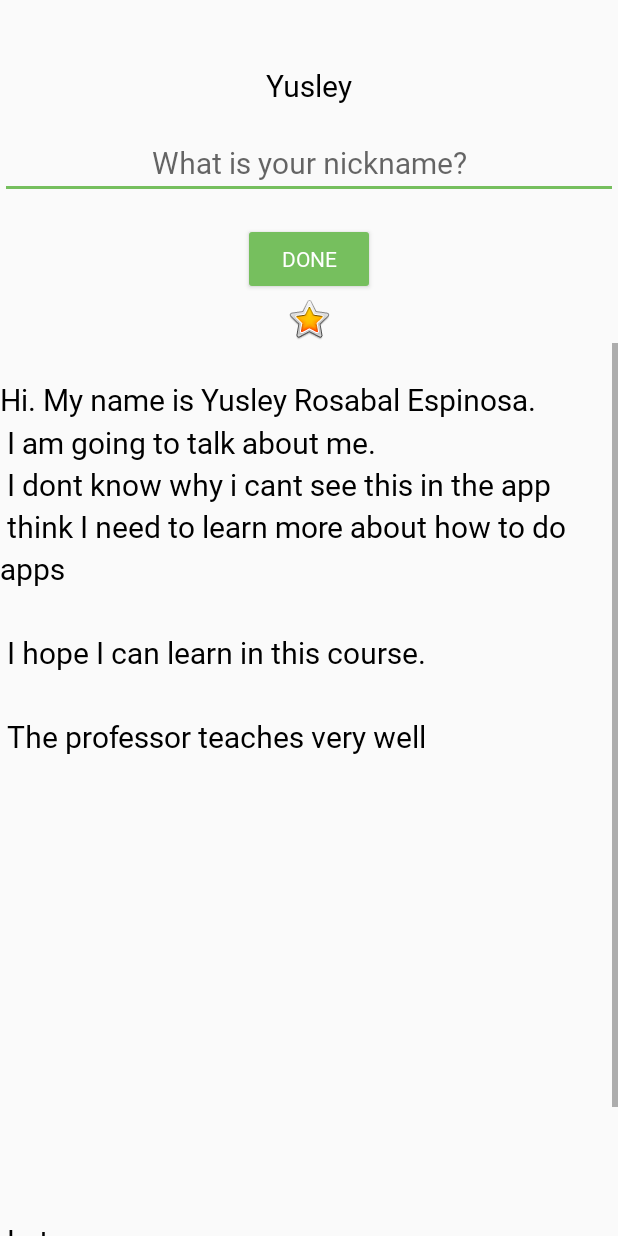
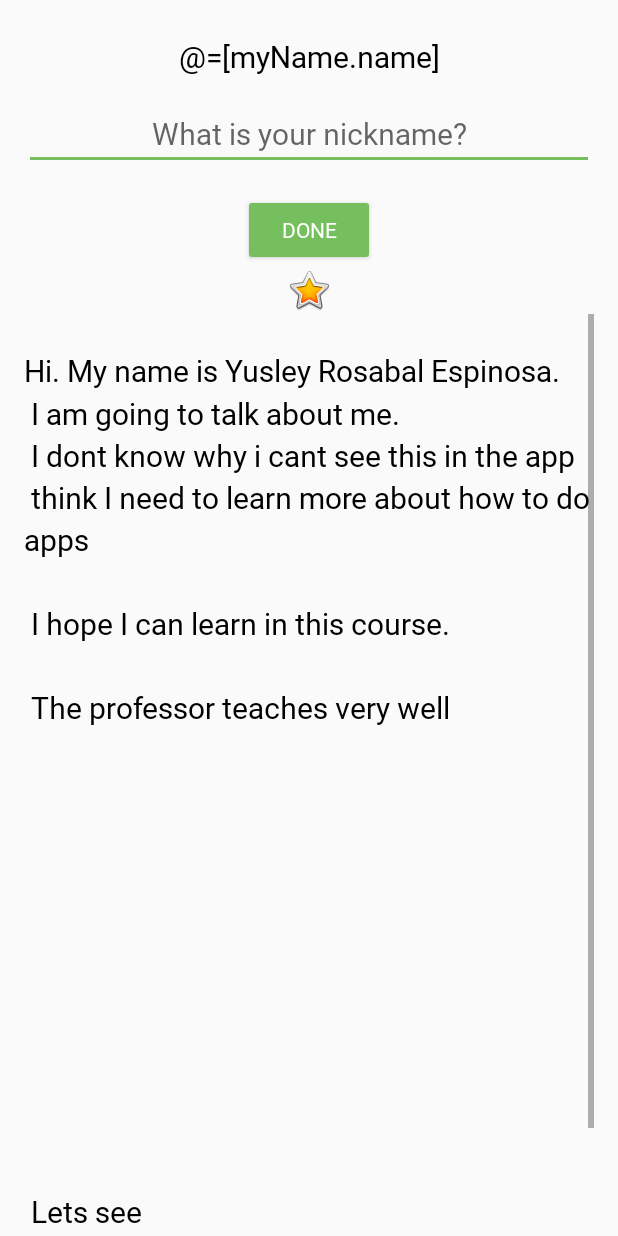
Before and after one commit to yusTheHacker/AboutMe, an Android app: the layout activity_main.xml on its own in the app's theme, with its tools: preview values and no code run, on a phone screen of 412 x 824 dp. Run offline under Robolectric (Android 15) with nearby library versions, the phone set to English and light mode, and no system bars.

Commit message:
added databinding and a class for the names

```diff
--- /dev/null
+++ b/app/src/main/java/com/example/aboutme/MyName.kt
@@ -0,0 +1,3 @@
+package com.example.aboutme
+
+data class MyName(var name: String = "", var nickname: String = "")
--- a/app/src/main/res/layout/activity_main.xml
+++ b/app/src/main/res/layout/activity_main.xml
@@ -1,22 +1,28 @@
 <?xml version="1.0" encoding="utf-8"?>
-<LinearLayout xmlns:android="http://schemas.android.com/apk/res/android"
-    xmlns:app="http://schemas.android.com/apk/res-auto"
-    xmlns:tools="http://schemas.android.com/tools"
+<layout xmlns:android="http://schemas.android.com/apk/res/android"
+    xmlns:app="http://schemas.android.com/apk/res-auto">
+
+    <data>
+
+        <variable
+            name="myName"
+            type="com.example.aboutme.MyName" />
+    </data>
+
+    <LinearLayout
+
         android:layout_width="match_parent"
         android:layout_height="match_parent"
-    android:layout_marginTop="@dimen/layout_margin"
         android:orientation="vertical"
-    android:paddingTop="3dp">
+        android:paddingStart="@dimen/padding"
+        android:paddingEnd="@dimen/padding">
 
         <TextView
             android:id="@+id/name_text"
             style="@style/NameStyle"
             android:layout_width="match_parent"
             android:layout_height="wrap_content"
-        android:layout_marginTop="@dimen/layout_margin"
-        android:drawablePadding="1dp"
-        android:paddingTop="@dimen/small_padding"
-        android:text="@string/name"
+            android:text="@=[myName.name]"
             android:textAlignment="center"
             android:textColor="@android:color/black" />
 
@@ -27,19 +33,18 @@
             android:layout_height="wrap_content"
             android:ems="10"
             android:hint="@string/what_is_your_nickname"
-        android:inputType="textShortMessage|textEmailAddress"
+            android:inputType="textPersonName"
             android:textAlignment="center" />
 
         <Button
             android:id="@+id/done_button"
+            style="@style/Widget.AppCompat.Button.Colored"
             android:layout_width="wrap_content"
             android:layout_height="wrap_content"
-        android:text="@string/done"
-        style="@style/Widget.AppCompat.Button.Colored"
             android:layout_gravity="center_horizontal"
             android:layout_marginTop="@dimen/layout_margin"
             android:fontFamily="@font/roboto"
-        />
+            android:text="@string/done" />
 
         <TextView
             android:id="@+id/nickname_text"
@@ -47,7 +52,8 @@
             android:layout_width="match_parent"
             android:layout_height="wrap_content"
             android:textAlignment="center"
-        android:visibility="gone" />
+            android:visibility="gone"
+            android:text="@=[myName.nickname]"/>
 
         <ImageView
             android:id="@+id/star_image"
@@ -66,8 +72,10 @@
                 style="@style/NameStyle"
                 android:layout_width="match_parent"
                 android:layout_height="wrap_content"
-            android:text="@string/bio"
-            android:lineSpacingMultiplier="@dimen/line_space"/>
+                android:lineSpacingMultiplier="@dimen/line_space"
+                android:text="@string/bio" />
         </ScrollView>
 
     </LinearLayout>
+
+</layout>
--- a/app/src/main/res/values/dimens.xml
+++ b/app/src/main/res/values/dimens.xml
@@ -3,5 +3,6 @@
     <dimen name="text_size">20sp</dimen>
     <dimen name="small_padding">8dp</dimen>
     <dimen name="layout_margin">16dp</dimen>
+    <dimen name="padding">16dp</dimen>
     <dimen name="line_space">1.2</dimen>
 </resources>
```
Also changed, not shown: app/src/main/java/com/example/aboutme/MainActivity.kt (+23 -16 lines). Lines whose indentation alone changed are shown as unchanged.
